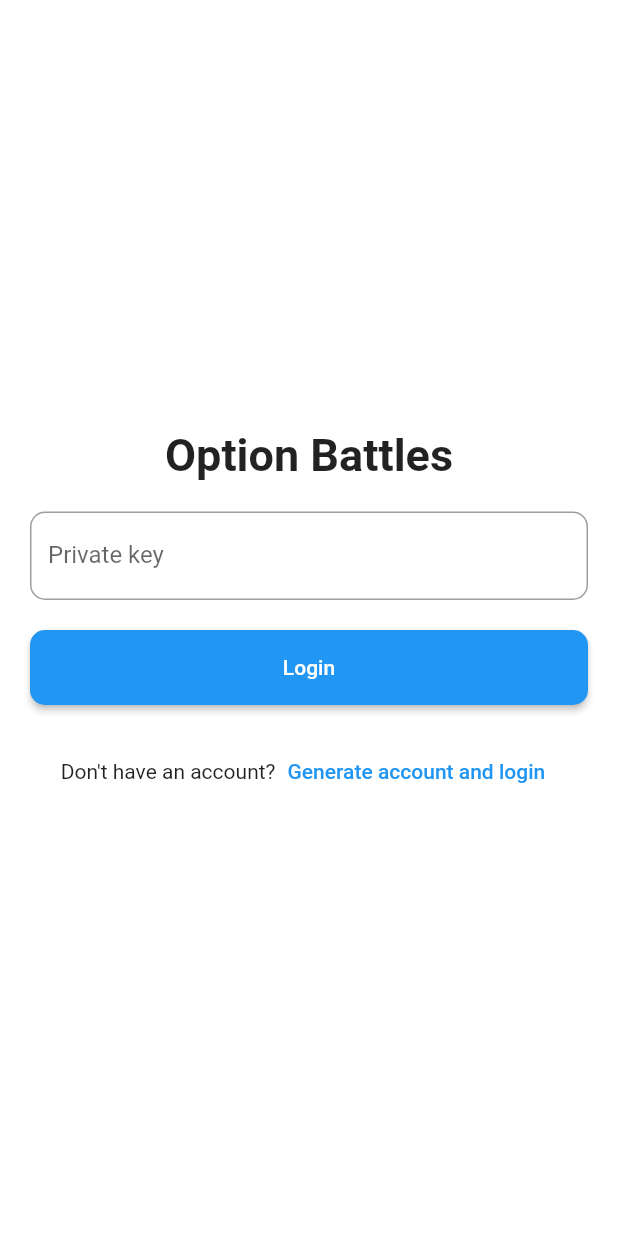
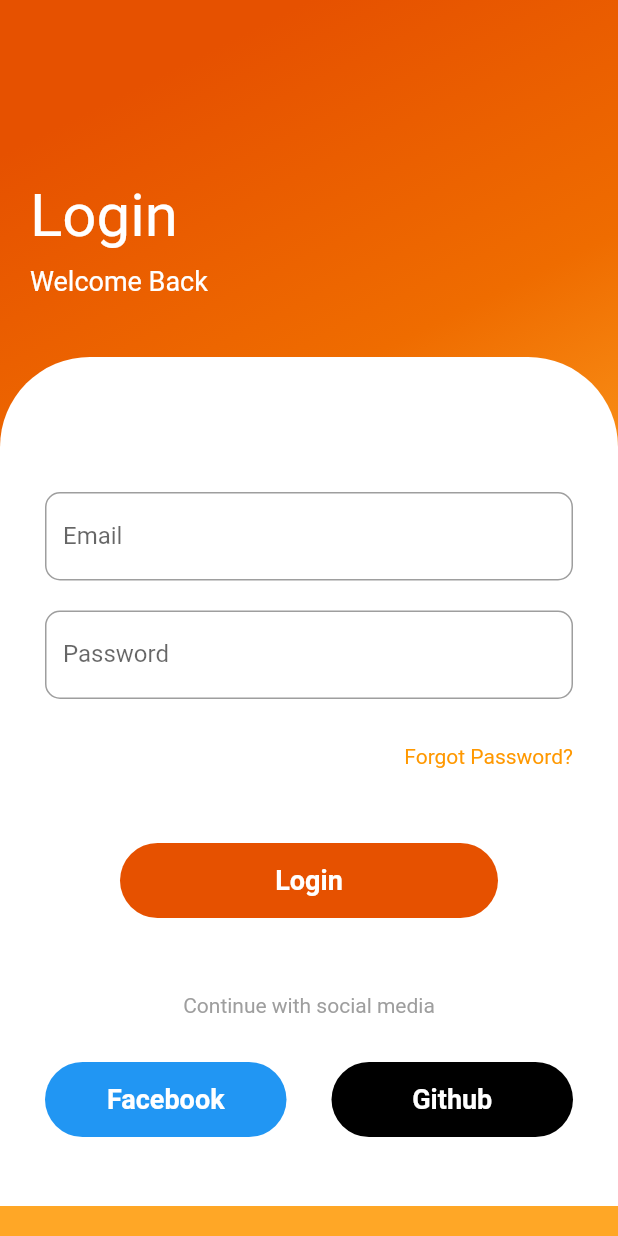
Before and after one commit to JoaoLobo94/option-wars, a Flutter app: the screen it shows after launch, on a phone screen of 412 x 824 dp. Run offline on Flutter 3.47's test engine with Material 2 defaults, Android fonts, the phone set to English and light mode, and no system bars.

Commit message:
login improvements

```diff
--- a/lib/pages/login/login.dart
+++ b/lib/pages/login/login.dart
@@ -7,39 +7,98 @@ class Login extends StatelessWidget {
   @override
   Widget build(BuildContext context) {
     return Scaffold(
-      backgroundColor: Colors.white,
-      body: SafeArea(
-        child: Container(padding: const EdgeInsets.all(20), child: Column(
-          mainAxisAlignment: MainAxisAlignment.center,
+        body: Container(
+          width: double.infinity,
+          padding: const EdgeInsets.symmetric(vertical: 20),
+          decoration: BoxDecoration(
+              gradient: LinearGradient(
+                begin: Alignment.topCenter,
+                colors: [Colors.orange[900]!, Colors.orange[800]!, Colors.orange[400]!],
+              )),
+          child: Column(
+            crossAxisAlignment: CrossAxisAlignment.start,
+            children: <Widget>[
+              const SizedBox(height: 80),
+              const Padding(padding: EdgeInsets.all(20),
+                child: Column(
+                  crossAxisAlignment: CrossAxisAlignment.start,
                   children: [
-            const Text('Option Battles', style: TextStyle(fontSize: 30, fontWeight: FontWeight.bold)),
+                    Text("Login", style: TextStyle(color: Colors.white, fontSize: 40)),
+                    SizedBox(height: 10),
+                    Text("Welcome Back", style: TextStyle(color: Colors.white, fontSize: 18)),
+                  ],
+                ),
+              ),
               const SizedBox(height: 20),
-            LoginTextInput(labelText: 'Private key'),
+              Expanded(child: Container(
+                decoration: const BoxDecoration(
+                    color: Colors.white,
+                    borderRadius: BorderRadius.only(topLeft: Radius.circular(60), topRight: Radius.circular(60))
+                ),
+                child: Padding(
+                  padding: const EdgeInsets.all(30),
+                  child: Column(
+                    children: <Widget>[
+                      const SizedBox(height: 60),
+                      LoginTextInput(labelText: "Email"),
                       const SizedBox(height: 20),
-            ElevatedButton(
-              onPressed: () {},
-              child: const Text('Login'),
-              style: ElevatedButton.styleFrom(
-                minimumSize: const Size(double.infinity, 50),
-                shape: RoundedRectangleBorder(
-                  borderRadius: BorderRadius.circular(10),
+                      LoginTextInput(labelText: "Password"),
+                      const SizedBox(height: 20),
+                      Container(
+                        padding: const EdgeInsets.symmetric(vertical: 10),
+                        alignment: Alignment.centerRight,
+                        child: const Text("Forgot Password?", style: TextStyle(color: Colors.orange, fontSize: 14)),
+                      ),
+                      const SizedBox(height: 40),
+                      Container(
+                        height: 50,
+                        margin: const EdgeInsets.symmetric(horizontal: 50),
+                        decoration: BoxDecoration(
+                            borderRadius: BorderRadius.circular(50),
+                            color: Colors.orange[900]
+                        ),
+                        child: const Center(
+                          child: Text("Login", style: TextStyle(color: Colors.white, fontSize: 18, fontWeight: FontWeight.bold)),
+                        ),
+                      ),
+                      const SizedBox(height: 50),
+                      const Text("Continue with social media", style: TextStyle(color: Colors.grey)),
+                      const SizedBox(height: 30),
+                      Row(
+                        children: <Widget>[
+                          Expanded(
+                            child: Container(
+                              height: 50,
+                              decoration: BoxDecoration(
+                                  borderRadius: BorderRadius.circular(50),
+                                  color: Colors.blue
+                              ),
+                              child: const Center(
+                                child: Text("Facebook", style: TextStyle(color: Colors.white, fontSize: 18, fontWeight: FontWeight.bold)),
                               ),
                             ),
                           ),
-            const SizedBox(height: 20),
-            Row(
-              mainAxisAlignment: MainAxisAlignment.center,
-              children: [
-                const Text('Don\'t have an account?'),
-                TextButton(
-                  onPressed: () {},
-                  child: const Text('Generate account and login'),
+                          const SizedBox(width: 30),
+                          Expanded(
+                            child: Container(
+                              height: 50,
+                              decoration: BoxDecoration(
+                                  borderRadius: BorderRadius.circular(50),
+                                  color: Colors.black
+                              ),
+                              child: const Center(
+                                child: Text("Github", style: TextStyle(color: Colors.white, fontSize: 18, fontWeight: FontWeight.bold)),
+                              ),
+                            ),
                           ),
                         ],
+                      )
+                    ],
                   ),
+                ),
+              )),
             ],
-        ))
           ),
-    );
+        ));
   }
 }
```
Lines whose indentation alone changed are shown as unchanged.
